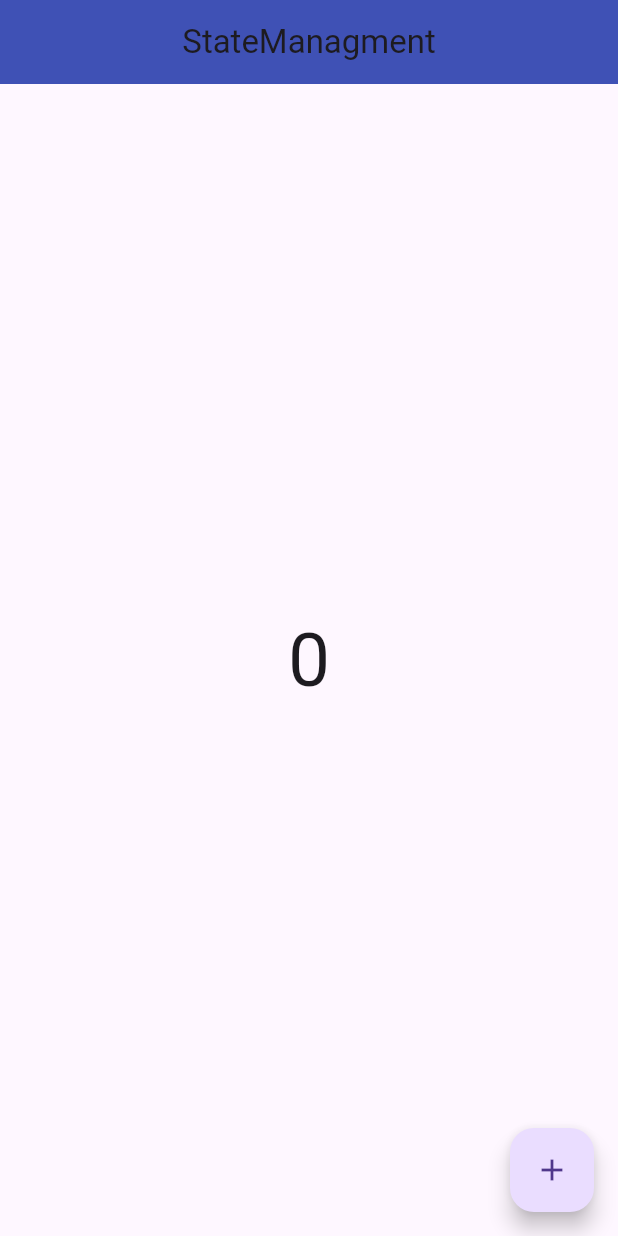
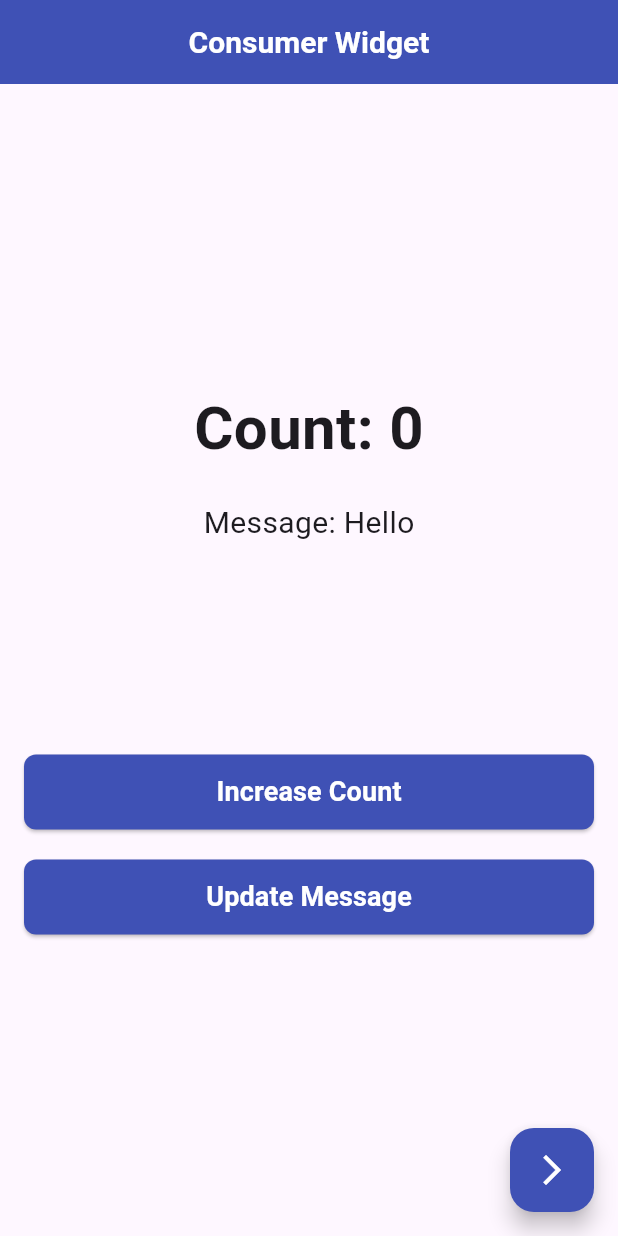
Before and after one commit to AdeelAhmadKhan36/Providers_StateManagment, a Flutter app: the screen it shows after launch, on a phone screen of 412 x 824 dp. Run offline on Flutter 3.47's test engine with Material 3 defaults, Android fonts, the phone set to English and light mode, and no system bars.

Commit message:
Selector vs Consumer

```diff
--- a/lib/main.dart
+++ b/lib/main.dart
@@ -1,5 +1,8 @@
 import 'package:flutter/material.dart';
-import 'package:providers_statemanagment/view/Home.dart';
+import 'package:providers_statemanagment/providers/single_provider/count_provider.dart';
+import 'package:providers_statemanagment/view/exampe_one.dart';
+import 'package:provider/provider.dart';
+import 'package:providers_statemanagment/view/selector/selector_provider.dart';
 
 void main() {
   runApp(const MyApp());
@@ -11,9 +14,12 @@ class MyApp extends StatelessWidget {
   // This widget is the root of your application.
   @override
   Widget build(BuildContext context) {
-    return MaterialApp(
+    return ChangeNotifierProvider(
+      create:(_)=>CountProvider(),
+      child: MaterialApp(
+        home:ConsumerExample(),
+      ),
 
-      home:WhyStateManagment(),
     );
   }
 }
--- /dev/null
+++ b/lib/providers/single_provider/count_provider.dart
@@ -0,0 +1,19 @@
+import 'package:flutter/material.dart';
+
+class CountProvider with ChangeNotifier {
+  int _count = 0;
+  String _message = "Hello";
+
+  int get count => _count;
+  String get message => _message;
+
+  void incrementCount() {
+    _count++;
+    notifyListeners(); // Notifies listeners about the change
+  }
+
+  void updateMessage() {
+    _message = "Updated Message!";
+    notifyListeners(); // Notifies listeners about the change
+  }
+}
--- a/lib/view/Home.dart
+++ b/lib/view/Home.dart
@@ -45,7 +45,7 @@ class _WhyStateManagmentState extends State<WhyStateManagment> {
   floatingActionButton: FloatingActionButton(onPressed:(){
     setState(() {
 
-      count;
+      count ;
     });
 
       print(count++);
--- /dev/null
+++ b/lib/view/exampe_one.dart
@@ -0,0 +1,135 @@
+import 'package:flutter/material.dart';
+import 'package:provider/provider.dart';
+import 'package:providers_statemanagment/providers/single_provider/count_provider.dart';
+import 'package:providers_statemanagment/view/selector/selector_provider.dart';
+
+class ConsumerExample extends StatefulWidget {
+  @override
+  State<ConsumerExample> createState() => _ConsumerExampleState();
+}
+
+class _ConsumerExampleState extends State<ConsumerExample> {
+  @override
+  @override
+  void initState() {
+    super.initState();
+    WidgetsBinding.instance.addPostFrameCallback((_) {
+      Provider.of<CountProvider>(context, listen: false);
+    });
+  }
+
+  Widget build(BuildContext context) {
+    print(" Consumer Widget Rebuilt");
+
+    return Scaffold(
+      appBar: AppBar(
+        title: const Center(
+          child: Text('Consumer Widget',
+
+            style: TextStyle(
+              fontWeight: FontWeight.bold,
+              fontSize: 20.0,
+              color: Colors.white,
+
+            ),),
+        ),
+        backgroundColor: Colors.indigo,
+      ),
+      body: Center(
+        child: Column(
+          mainAxisAlignment: MainAxisAlignment.center,
+          children: [
+
+            //  Consumer Rebuilds Entire Widget
+            Consumer<CountProvider>(
+              builder: (context, provider, child) {
+                print("Consumer: Count Text Rebuilt");
+                return Text(
+                  "Count: ${provider.count}",
+                  style: const TextStyle(fontSize: 40, fontWeight: FontWeight.bold),
+                );
+              },
+            ),
+
+            const SizedBox(height: 20),
+
+            // This text should NOT rebuild when count changes, but it will!
+            Consumer<CountProvider>(
+              builder: (context, provider, child) {
+                print("Consumer: Message Text Rebuilt");
+                return Text(
+                  "Message: ${provider.message}",
+                  style: const TextStyle(fontSize: 20),
+                );
+              },
+            ),
+
+            const SizedBox(height: 40),
+
+            Padding(
+              padding: const EdgeInsets.only(left: 16, right: 16, top: 100),
+              child: Column(
+                children: [
+                  ElevatedButton(
+                    onPressed: () => context.read<CountProvider>().incrementCount(),
+                    style: ElevatedButton.styleFrom(
+                      backgroundColor: Colors.indigo, // Background color
+                      foregroundColor: Colors.white,  // Text color
+                      minimumSize: const Size(double.infinity, 50),     // Width & Height
+                      shape: RoundedRectangleBorder(
+                        borderRadius: BorderRadius.circular(8), // Border radius
+                      ),
+                    ),
+                    child: const Text("Increase Count", style: TextStyle(
+                        fontWeight: FontWeight.bold,
+                        fontSize: 18
+                    ),),
+                  ),
+                  const SizedBox(height: 20),
+                  ElevatedButton(
+                    onPressed: () => context.read<CountProvider>().updateMessage(),
+                    style: ElevatedButton.styleFrom(
+                      backgroundColor: Colors.indigo, // Background color
+                      foregroundColor: Colors.white,  // Text color
+                      minimumSize: const Size(double.infinity, 50),     // Width & Height
+                      shape: RoundedRectangleBorder(
+                        borderRadius: BorderRadius.circular(8), // Border radius
+                      ),
+                    ),
+                    child: const Text("Update Message",style: TextStyle(
+                        fontWeight: FontWeight.bold,
+                        fontSize: 18
+                    ),),
+                  ),
+                ],
+              ),
+            ),
+
+          ],
+        ),
+      ),
+      floatingActionButton: FloatingActionButton(
+        onPressed: (){
+
+
+          Navigator.push(
+            context,
+            MaterialPageRoute(
+              builder: (context) => ChangeNotifierProvider(
+                create: (context) => CountProvider(), // New instance for SelectorExample
+                child: SelectorExample(),
+              ),
+            ),
+          );
+
+
+        },
+        tooltip: 'Next',
+        backgroundColor: Colors.indigo,
+
+        child: const Icon(Icons.arrow_forward_ios,color: Colors.white, ),
+
+    ))
+    ;
+  }
+}
--- a/pubspec.yaml
+++ b/pubspec.yaml
@@ -35,6 +35,7 @@ dependencies:
   # The following adds the Cupertino Icons font to your application.
   # Use with the CupertinoIcons class for iOS style icons.
   cupertino_icons: ^1.0.8
+  provider: ^6.1.2
 
 dev_dependencies:
   flutter_test:
```
Also changed, not shown: lib/view/selector/selector_provider.dart (added, +102 -0 lines), pubspec.lock.
